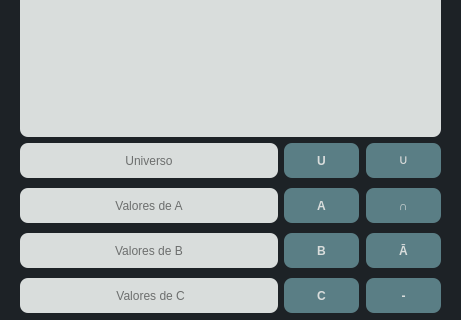
First picture: the form in UI.ui, repository nanyssalazar/Calculadora-Binaria, before the edit; both pictures show x 0 to 461 and y 118 to 438 of the 461 by 553 pixel window.
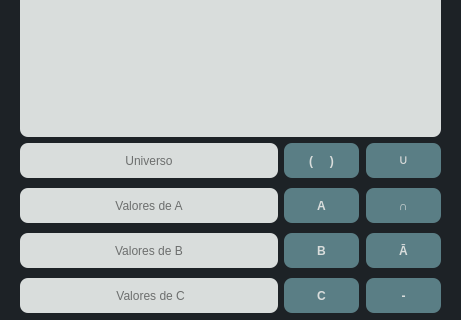
Second picture: the form after the edit.

Commit message: Calcula complemento en operaciones de mas de un par de parentesis

Patch:
```diff
--- a/UI.ui
+++ b/UI.ui
@@ -360,7 +360,7 @@
      </widget>
     </widget>
     <widget class="QWidget" name="conjuntos">
-     <widget class="QWidget" name="">
+     <widget class="QWidget" name="layoutWidget">
       <property name="geometry">
        <rect>
         <x>20</x>
@@ -489,7 +489,7 @@
             </size>
            </property>
            <property name="text">
-            <string>U</string>
+            <string>(     )</string>
            </property>
           </widget>
          </item>
```
Left out of the diff: 2 changed lines with no effect on the pictures. The commit also changes 2 other files.
